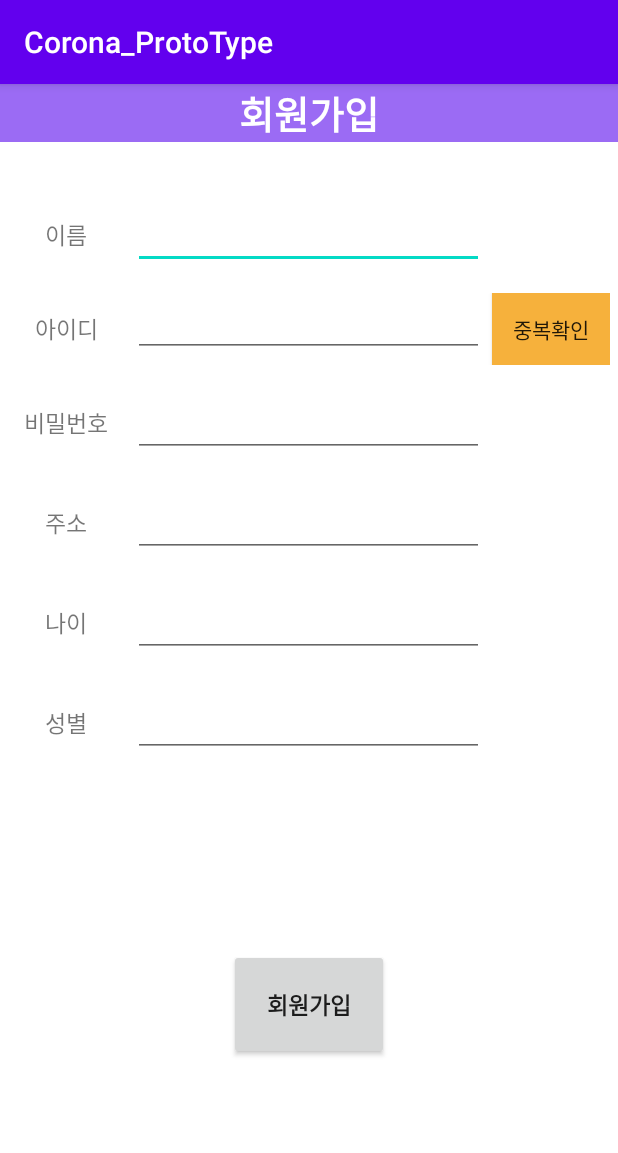
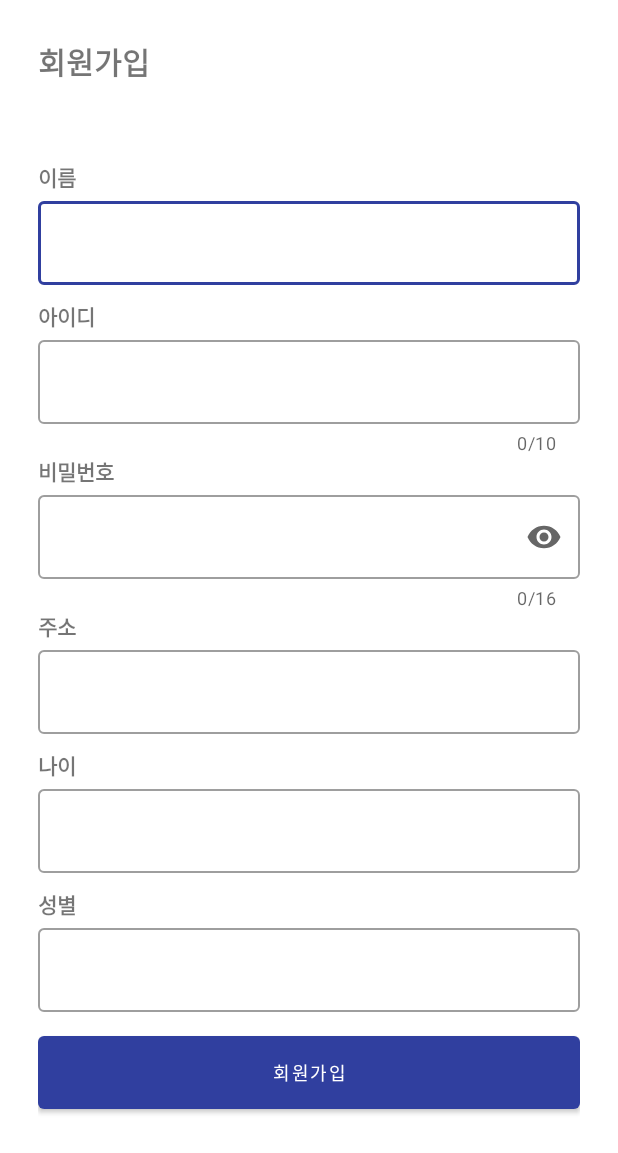
Before and after one commit to pachuho/Corona19, an Android app: the screen it shows after launch (RegisterActivity), after a tap on "회원가입", on a phone screen of 412 x 824 dp. Shown: the top 1153 px of the screen. Run offline under Robolectric (Android 15) with nearby library versions, the phone set to English and light mode, and no system bars; our stand-ins replace Volley.

Commit message:
로그인&회원가입 UI보정

```diff
--- a/app/src/main/java/com/check/corona_prototype/LoginActivity.java
+++ b/app/src/main/java/com/check/corona_prototype/LoginActivity.java
@@ -4,6 +4,8 @@ import androidx.appcompat.app.AppCompatActivity;
 
 import android.content.Intent;
 import android.os.Bundle;
+import android.text.Editable;
+import android.text.TextWatcher;
 import android.view.View;
 import android.widget.Button;
 import android.widget.EditText;
@@ -18,21 +20,27 @@ import org.json.JSONObject;
 
 // 로그인화면
 public class LoginActivity extends AppCompatActivity {
-    private EditText editName, editPw;
+    private EditText editId, editPw;
+    private Button btn_signIn;
     @Override
     protected void onCreate(Bundle savedInstanceState) {
         super.onCreate(savedInstanceState);
         setContentView(R.layout.activity_login);
 
-        final EditText editId = (EditText) findViewById(R.id.et_id);
-        final EditText editPw = (EditText) findViewById(R.id.et_pw);
-        Button btn_signIn = findViewById(R.id.btn_sign_in);
+        editId = findViewById(R.id.et_id);
+        editPw = findViewById(R.id.et_pw);
+        btn_signIn = findViewById(R.id.btn_sign_in);
+
+        editId.addTextChangedListener(loginTextWatcher);
+        editPw.addTextChangedListener(loginTextWatcher);
+
         // 로그인 버튼
         btn_signIn.setOnClickListener(new View.OnClickListener() {
             @Override
             public void onClick(View v) {
                 String id = editId.getText().toString();
                 String pwd = editPw.getText().toString();
+
 
                 // 관리자 모드
                 if(id.equals("root")&& pwd.equals("1q2w3e4r"))
@@ -99,4 +107,24 @@ public class LoginActivity extends AppCompatActivity {
             }
         });
     }
+    private TextWatcher loginTextWatcher = new TextWatcher() {
+        @Override
+        public void beforeTextChanged(CharSequence s, int start, int count, int after) {
+
+        }
+
+        @Override
+        public void onTextChanged(CharSequence s, int start, int before, int count) {
+            String idInput = editId.getText().toString().trim();
+            String pwInput = editPw.getText().toString().trim();
+
+            btn_signIn.setEnabled(!idInput.isEmpty() && !pwInput.isEmpty());
+        }
+
+        @Override
+        public void afterTextChanged(Editable s) {
+
+        }
+    };
+
 }
--- a/app/src/main/java/com/check/corona_prototype/RegisterActivity.java
+++ b/app/src/main/java/com/check/corona_prototype/RegisterActivity.java
@@ -16,7 +16,7 @@ import org.json.JSONObject;
 // 회원가입 화면
 public class RegisterActivity extends AppCompatActivity {
     private EditText editName,editId,editPw,editAddress,editAge,editSex;
-    private Button btn_register, btn_idcheck;
+    private Button btn_register;
 
     @Override
     protected void onCreate(Bundle savedInstanceState) {
@@ -30,16 +30,6 @@ public class RegisterActivity extends AppCompatActivity {
         editAge = findViewById(R.id.et_signup_age);
         editSex = findViewById(R.id.et_signup_sex);
         btn_register = findViewById(R.id.btn_sign_up_finish);
-//        btn_idcheck = (Button) findViewById(R.id.btn_sign_up_idcheck);
-//
-//        // 중복확인 버튼
-//        btn_idcheck.setOnClickListener(new View.OnClickListener() {
-//            @Override
-//            public void onClick(View v) {
-//                Toast.makeText(RegisterActivity.this, "업데이트 예정", Toast.LENGTH_LONG).show();
-//            }
-//        });
-
 
         // 회원가입완료 버튼
         btn_register.setOnClickListener(new View.OnClickListener() {
--- a/app/src/main/res/layout/activity_register.xml
+++ b/app/src/main/res/layout/activity_register.xml
@@ -1,6 +1,7 @@
 <?xml version="1.0" encoding="utf-8"?>
 <LinearLayout xmlns:android="http://schemas.android.com/apk/res/android"
     xmlns:tools="http://schemas.android.com/tools"
+    xmlns:app="http://schemas.android.com/apk/res-auto"
     tools:context="com.check.corona_prototype.RegisterActivity"
     android:layout_width="match_parent"
     android:layout_height="match_parent"
@@ -8,226 +9,169 @@
 
     <LinearLayout
         android:layout_width="match_parent"
-        android:layout_height="wrap_content"
-        android:orientation="horizontal">
-
+        android:layout_height="0dp"
+        android:layout_weight="1">
         <TextView
-            android:layout_width="match_parent"
+            android:layout_width="wrap_content"
             android:layout_height="match_parent"
-            android:text="@string/signup_member"
-            android:textSize="25sp"
+            android:gravity="center"
+            android:textSize="20sp"
+            android:layout_marginLeft="25dp"
             android:textStyle="bold"
-            android:textColor="#ffff"
-            android:background="#9B6BF4"
-            android:gravity="center"/>
+            android:text="회원가입"/>
     </LinearLayout>
 
     <LinearLayout
         android:layout_width="match_parent"
         android:layout_height="0dp"
-        android:layout_weight="1"
-        android:background="#ffff">
-
-    </LinearLayout>
-
+        android:layout_weight="9">
+        <ScrollView
+            android:layout_width="match_parent"
+            android:layout_height="match_parent"
+            android:id="@+id/scrollView">
             <LinearLayout
                 android:layout_width="match_parent"
-        android:layout_height="wrap_content"
-        android:layout_weight="8"
-        android:background="#FFFFFF"
+                android:layout_height="match_parent"
+                android:layout_margin="25dp"
                 android:orientation="vertical">
 
-        <LinearLayout
+                <TextView
+                    android:layout_width="wrap_content"
+                    android:layout_height="wrap_content"
+                    android:textStyle="bold"
+                    android:text="이름"/>
+                <com.google.android.material.textfield.TextInputLayout
                     android:layout_width="match_parent"
                     android:layout_height="wrap_content"
-            android:layout_margin="5dp"
-            android:orientation="horizontal"
-            android:weightSum="10">
+                    app:boxBackgroundMode="outline"
+                    android:paddingBottom="10dp"
+                    style="@style/Widget.MaterialComponents.TextInputLayout.OutlinedBox">
+
+                    <com.google.android.material.textfield.TextInputEditText
+                        android:id="@+id/et_signup_name"
+                        android:layout_width="match_parent"
+                        android:layout_height="wrap_content"
+                        android:textSize="15sp"/>
+                </com.google.android.material.textfield.TextInputLayout>
 
                 <TextView
-                android:layout_width="0dp"
-                android:layout_height="match_parent"
-                android:layout_weight="2"
-                android:gravity="center"
-                android:text="이름"
-                android:textSize="15sp" />
+                    android:layout_width="wrap_content"
+                    android:layout_height="wrap_content"
+                    android:textStyle="bold"
+                    android:text="아이디"/>
 
-            <EditText
-                android:id="@+id/et_signup_name"
-                android:layout_width="0dp"
-                android:layout_height="match_parent"
-                android:layout_margin="5dp"
-                android:layout_weight="6" />
-        </LinearLayout>
-
-        <LinearLayout
+                <com.google.android.material.textfield.TextInputLayout
                     android:layout_width="match_parent"
                     android:layout_height="wrap_content"
-            android:layout_margin="5dp"
-            android:orientation="horizontal"
-            android:weightSum="10">
+                    app:boxBackgroundMode="outline"
+                    app:counterEnabled="true"
+                    app:counterMaxLength="10"
+                    style="@style/Widget.MaterialComponents.TextInputLayout.OutlinedBox">
+
+                    <com.google.android.material.textfield.TextInputEditText
+                        android:id="@+id/et_signup_id"
+                        android:layout_width="match_parent"
+                        android:layout_height="wrap_content"
+                        android:maxLength="10"
+                        android:textSize="15sp"/>
+                </com.google.android.material.textfield.TextInputLayout>
 
                 <TextView
-                android:layout_width="0dp"
-                android:layout_height="match_parent"
-                android:layout_weight="2"
-                android:gravity="center"
-                android:text="@string/signup_id"
-                android:textSize="15sp" />
+                    android:layout_width="wrap_content"
+                    android:layout_height="wrap_content"
+                    android:textStyle="bold"
+                    android:text="비밀번호"/>
+                <com.google.android.material.textfield.TextInputLayout
+                    android:layout_width="match_parent"
+                    android:layout_height="wrap_content"
+                    app:boxBackgroundMode="outline"
+                    app:endIconMode="password_toggle"
+                    app:counterEnabled="true"
+                    counterMinLength="4"
+                    app:counterMaxLength="16"
+                    style="@style/Widget.MaterialComponents.TextInputLayout.OutlinedBox">
 
-            <EditText
-                android:id="@+id/et_signup_id"
-                android:layout_width="0dp"
-                android:layout_height="match_parent"
-                android:layout_margin="5dp"
-                android:layout_weight="6" />
+                    <com.google.android.material.textfield.TextInputEditText
+                        android:id="@+id/et_signup_pw"
+                        android:layout_width="match_parent"
+                        android:layout_height="wrap_content"
+                        android:inputType="textPassword"
+                        android:maxLength="16"
+                        android:textSize="15sp"/>
+                </com.google.android.material.textfield.TextInputLayout>
+
+                <TextView
+                    android:layout_width="wrap_content"
+                    android:layout_height="wrap_content"
+                    android:textStyle="bold"
+                    android:text="주소"/>
+                <com.google.android.material.textfield.TextInputLayout
+                    android:layout_width="match_parent"
+                    android:layout_height="wrap_content"
+                    app:boxBackgroundMode="outline"
+                    android:paddingBottom="10dp"
+                    style="@style/Widget.MaterialComponents.TextInputLayout.OutlinedBox">
+
+                    <com.google.android.material.textfield.TextInputEditText
+                        android:id="@+id/et_signup_address"
+                        android:layout_width="match_parent"
+                        android:layout_height="wrap_content"
+                        android:textSize="15sp"/>
+                </com.google.android.material.textfield.TextInputLayout>
+
+                <TextView
+                    android:layout_width="wrap_content"
+                    android:layout_height="wrap_content"
+                    android:textStyle="bold"
+                    android:text="나이"/>
+                <com.google.android.material.textfield.TextInputLayout
+                    android:layout_width="match_parent"
+                    android:layout_height="wrap_content"
+                    app:boxBackgroundMode="outline"
+                    android:paddingBottom="10dp"
+                    style="@style/Widget.MaterialComponents.TextInputLayout.OutlinedBox">
+
+                    <com.google.android.material.textfield.TextInputEditText
+                        android:id="@+id/et_signup_age"
+                        android:layout_width="match_parent"
+                        android:layout_height="wrap_content"
+                        android:inputType="number"
+                        android:textSize="15sp"/>
+                </com.google.android.material.textfield.TextInputLayout>
+
+                <TextView
+                    android:layout_width="wrap_content"
+                    android:layout_height="wrap_content"
+                    android:textStyle="bold"
+                    android:text="성별"/>
+                <com.google.android.material.textfield.TextInputLayout
+                    android:layout_width="match_parent"
+                    android:layout_height="wrap_content"
+                    app:boxBackgroundMode="outline"
+                    android:paddingBottom="10dp"
+                    style="@style/Widget.MaterialComponents.TextInputLayout.OutlinedBox">
+
+                    <com.google.android.material.textfield.TextInputEditText
+                        android:id="@+id/et_signup_sex"
+                        android:layout_width="match_parent"
+                        android:layout_height="wrap_content"
+                        android:inputType="number"
+                        android:textSize="15sp"/>
+                </com.google.android.material.textfield.TextInputLayout>
 
                 <Button
-                android:id="@+id/btn_sign_up_idcheck"
-                android:layout_width="0dp"
-                android:layout_height="wrap_content"
-                android:layout_weight="2"
-                android:background="#F6B13C"
-                android:text="중복확인" />
-
-        </LinearLayout>
-
-        <LinearLayout
+                    android:id="@+id/btn_sign_up_finish"
                     android:layout_width="match_parent"
                     android:layout_height="wrap_content"
-            android:layout_margin="5dp"
-            android:orientation="horizontal"
-            android:weightSum="10">
-
-            <TextView
-                android:layout_width="0dp"
-                android:layout_height="match_parent"
-                android:layout_weight="2"
-                android:gravity="center"
-                android:text="비밀번호"
-                android:textSize="15sp" />
-
-            <EditText
-                android:id="@+id/et_signup_pw"
-                android:layout_width="0dp"
-                android:layout_height="match_parent"
-                android:layout_margin="5dp"
-                android:layout_weight="6"
-                android:inputType="textPassword"/>
+                    android:text="회원가입"
+                    android:paddingVertical="15dp"
+                    android:textSize="12sp"/>
+                <View
+                    android:layout_width="match_parent"
+                    android:layout_height="35dp"/>
+            </LinearLayout>
+        </ScrollView>
     </LinearLayout>
 
 
-
-        <LinearLayout
-            android:layout_width="match_parent"
-            android:layout_height="wrap_content"
-            android:layout_margin="5dp"
-            android:orientation="horizontal"
-            android:weightSum="10">
-
-            <TextView
-                android:layout_width="0dp"
-                android:layout_height="match_parent"
-                android:layout_weight="2"
-                android:gravity="center"
-                android:text="주소"
-                android:textSize="15sp" />
-
-            <EditText
-                android:id="@+id/et_signup_address"
-                android:layout_width="0dp"
-                android:layout_height="match_parent"
-                android:layout_margin="5dp"
-                android:layout_weight="6" />
 </LinearLayout>
-
-        <LinearLayout
-            android:layout_width="match_parent"
-            android:layout_height="wrap_content"
-            android:layout_margin="5dp"
-            android:orientation="horizontal"
-            android:weightSum="10">
-
-            <TextView
-                android:layout_width="0dp"
-                android:layout_height="match_parent"
-                android:layout_weight="2"
-                android:gravity="center"
-                android:text="나이"
-                android:textSize="15sp" />
-
-            <EditText
-                android:id="@+id/et_signup_age"
-                android:layout_width="0dp"
-                android:layout_height="match_parent"
-                android:layout_margin="5dp"
-                android:layout_weight="6" />
-        </LinearLayout>
-
-        <LinearLayout
-            android:layout_width="match_parent"
-            android:layout_height="wrap_content"
-            android:layout_margin="5dp"
-            android:orientation="horizontal"
-            android:weightSum="10">
-
-            <TextView
-                android:layout_width="0dp"
-                android:layout_height="match_parent"
-                android:layout_weight="2"
-                android:gravity="center"
-                android:text="성별"
-                android:textSize="15sp" />
-
-            <EditText
-                android:id="@+id/et_signup_sex"
-                android:layout_width="0dp"
-                android:layout_height="match_parent"
-                android:layout_margin="5dp"
-                android:layout_weight="6" />
-
-            <!--            <RadioGroup-->
-            <!--                android:id="@+id/rg_sex"-->
-            <!--                android:layout_width="0dp"-->
-            <!--                android:layout_height="match_parent"-->
-            <!--                android:orientation="horizontal"-->
-            <!--                android:layout_weight="8">-->
-            <!--                <RadioButton-->
-            <!--                    android:id="@+id/rb_man"-->
-            <!--                    android:layout_width="wrap_content"-->
-            <!--                    android:layout_height="wrap_content"-->
-            <!--                    android:text="남자"/>-->
-            <!--                <RadioButton-->
-            <!--                    android:id="@+id/rb_woman"-->
-            <!--                    android:layout_width="wrap_content"-->
-            <!--                    android:layout_height="wrap_content"-->
-            <!--                    android:text="여자"/>-->
-            <!--            </RadioGroup>-->
-
-        </LinearLayout>
-
-        <LinearLayout
-            android:layout_width="wrap_content"
-            android:layout_height="0dp"
-            android:layout_gravity="center_horizontal"
-            android:layout_weight="2"
-            android:orientation="horizontal">
-
-            <Button
-                android:id="@+id/btn_sign_up_finish"
-                android:layout_width="wrap_content"
-                android:layout_height="wrap_content"
-                android:layout_gravity="center"
-                android:padding="25dp"
-                android:text="회원가입"
-                android:textSize="15dp"
-                android:textStyle="bold" />
-
-
-        </LinearLayout>
-        <TextView
-            android:id="@+id/textView_main_result"
-            android:layout_width="0dp"
-            android:layout_height="0dp" />
-    </LinearLayout>
-</LinearLayout>
--- a/app/src/main/res/values/colors.xml
+++ b/app/src/main/res/values/colors.xml
@@ -1,6 +1,6 @@
 <?xml version="1.0" encoding="utf-8"?>
 <resources>
-    <color name="colorPrimary">#6200EE</color>
+    <color name="colorPrimary">#303F9F</color>
     <color name="colorPrimaryDark">#3700B3</color>
     <color name="colorAccent">#03DAC5</color>
 </resources>
--- a/app/src/main/res/values/styles.xml
+++ b/app/src/main/res/values/styles.xml
@@ -1,9 +1,9 @@
 <resources>
     <!-- Base application theme. -->
-    <style name="AppTheme" parent="Theme.AppCompat.Light.DarkActionBar">
+    <style name="AppTheme" parent="Theme.MaterialComponents.Light.NoActionBar">
         <!-- Customize your theme here. -->
         <item name="colorPrimary">@color/colorPrimary</item>
-        <item name="colorPrimaryDark">@color/colorPrimaryDark</item>
+        <item name="colorPrimaryDark">#A023D5</item>
         <item name="colorAccent">@color/colorAccent</item>
 
 <!--        &lt;!&ndash;No Title Bar&ndash;&gt;-->
```
Also changed, not shown: app/build.gradle (+1 -6 lines), app/src/main/res/drawable/btn_shape_round.xml (deleted, +0 -12 lines), app/src/main/res/layout/activity_login.xml (+67 -77 lines). Lines whose indentation alone changed are shown as unchanged.
